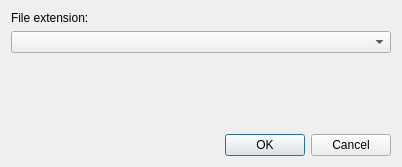
Old version of the form plugins/file_manager/gui/newfileDialog.ui in the repository MayaFramework/Framework.
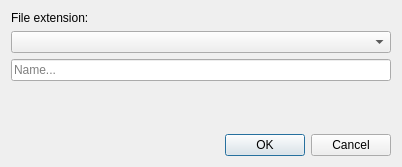
New version of the form.

What changed in the file:
```diff
--- a/plugins/file_manager/gui/newfileDialog.ui
+++ b/plugins/file_manager/gui/newfileDialog.ui
@@ -24,6 +24,13 @@
    <item>
     <widget class="QComboBox" name="fileExtensionCB"/>
    </item>
+   <item>
+    <widget class="QLineEdit" name="filenameLE">
+     <property name="placeholderText">
+      <string>Name...</string>
+     </property>
+    </widget>
+   </item>
    <item>
     <spacer name="verticalSpacer">
      <property name="orientation">
```
